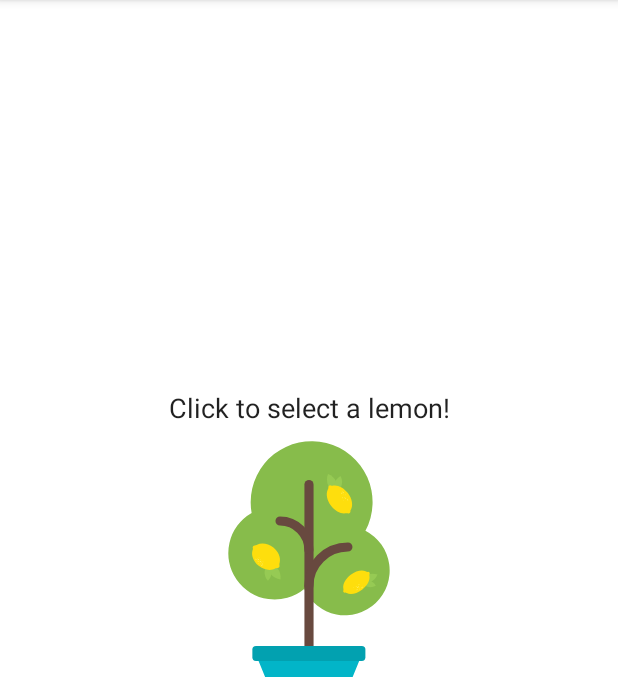
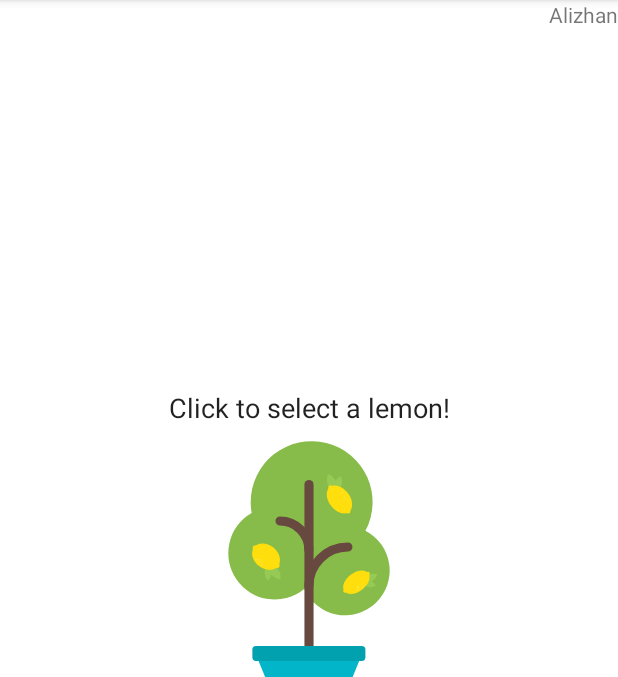
Before and after one commit to aalohaa/LemonadeApp, an Android app: the screen it shows after launch (MainActivity), on a phone screen of 412 x 824 dp, the part 84-761 px from its top. Run offline under Robolectric (Android 15) with nearby library versions, the phone set to English and light mode, and no system bars.

Commit message:
Adding TextView with my name.

```diff
--- a/app/src/main/res/layout/activity_main.xml
+++ b/app/src/main/res/layout/activity_main.xml
@@ -44,4 +44,12 @@
         app:layout_constraintTop_toTopOf="parent"
         tools:srcCompat="@drawable/lemon_tree" />
 
+    <TextView
+        android:id="@+id/textView"
+        android:layout_width="wrap_content"
+        android:layout_height="wrap_content"
+        android:text="@string/alizhan"
+        app:layout_constraintEnd_toEndOf="parent"
+        app:layout_constraintTop_toTopOf="parent" />
+
 </androidx.constraintlayout.widget.ConstraintLayout>
--- a/app/src/main/res/values/strings.xml
+++ b/app/src/main/res/values/strings.xml
@@ -20,4 +20,5 @@
     <string name="lemon_drink">Click to drink your lemonade!</string>
     <string name="lemon_empty_glass">Click to start again!</string>
     <string name="squeeze_count">Squeeze count: %1$d, keep squeezing!</string>
+    <string name="alizhan">Alizhan</string>
 </resources>
```
